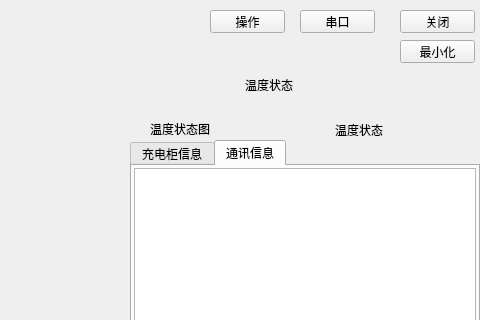
The window that Project/chargingV3/charging.ui (a013152/ChargingV3.1) describes before a commit, drawn with Qt 5; both pictures show x 820 to 1300 and y 0 to 320 of the 1300 by 700 pixel window.
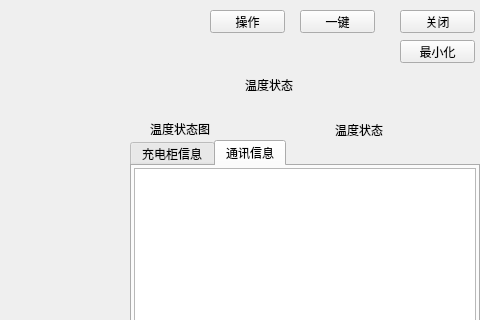
The same window after the commit.

```diff
--- a/Project/chargingV3/charging.ui
+++ b/Project/chargingV3/charging.ui
@@ -37,7 +37,7 @@
      </rect>
     </property>
     <property name="text">
-     <string>串口</string>
+     <string>一键</string>
     </property>
    </widget>
    <widget class="QPushButton" name="btnSysMin">
```
Left out of the diff: 2 changed lines with no effect on the pictures.
